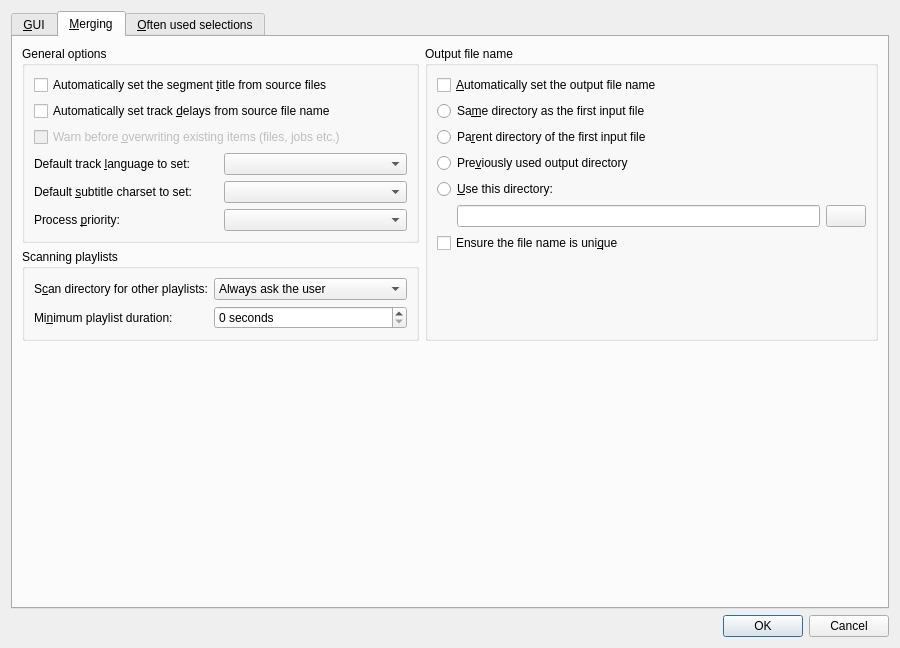
Qt form src/mkvtoolnix-gui/forms/main_window/preferences_dialog.ui (jpsdr/MKVToolnix-Windows-7) before a commit.
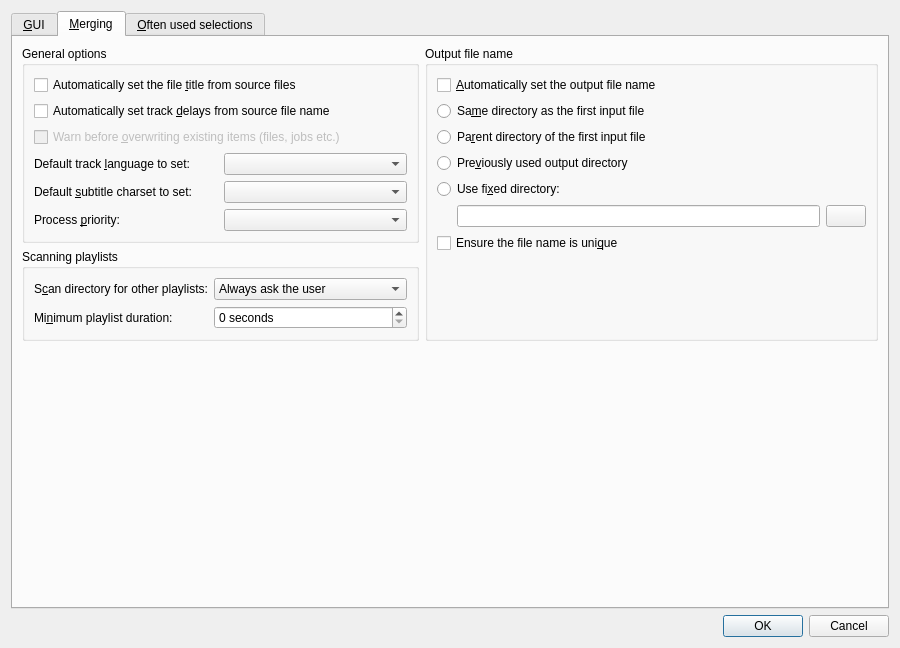
The same form after that commit. The open tabs and pages were chosen to show the change. Icons and pictures are not drawn.

```diff
--- a/src/mkvtoolnix-gui/forms/main_window/preferences_dialog.ui
+++ b/src/mkvtoolnix-gui/forms/main_window/preferences_dialog.ui
@@ -208,7 +208,7 @@
               <item>
                <widget class="QCheckBox" name="cbMAutoSetFileTitle">
                 <property name="text">
-                 <string>Automatically set the segment &amp;title from source files</string>
+                 <string>Automatically set the file &amp;title from source files</string>
                 </property>
                </widget>
               </item>
@@ -381,7 +381,7 @@
             <item>
              <widget class="QRadioButton" name="rbMAutoSetFixedDirectory">
               <property name="text">
-               <string>&amp;Use this directory:</string>
+               <string>Use fi&amp;xed directory:</string>
               </property>
              </widget>
             </item>
```
Left out of the diff: 4 changed lines with no effect on the pictures.
